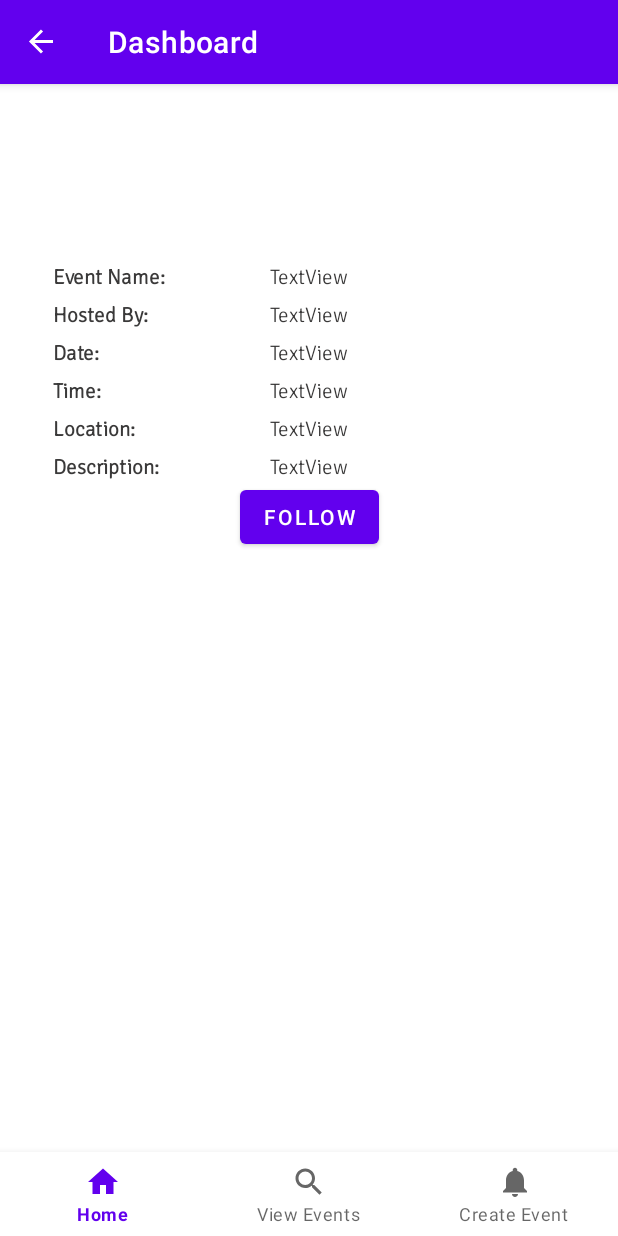
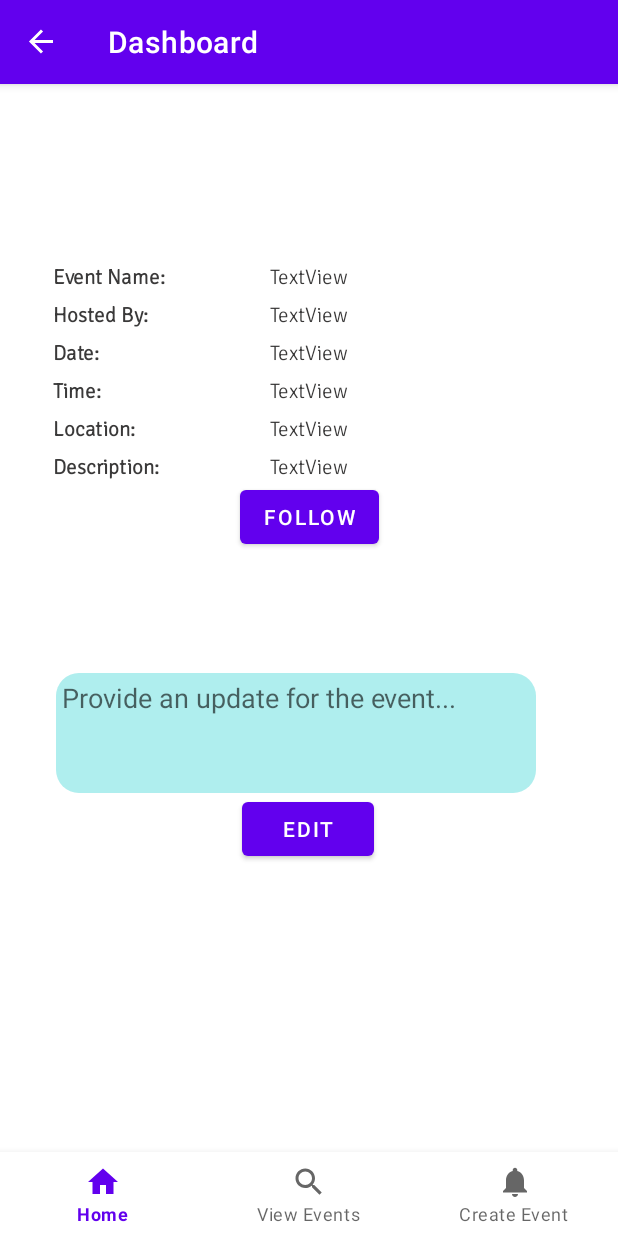
Before and after one commit to LucienLuc/kiwi, an Android app: the EventDescriptionFragment screen opened through its navigation route, on a phone screen of 412 x 824 dp. Run offline under Robolectric (Android 15) with nearby library versions, the phone set to English and light mode, and no system bars; our stand-ins replace Firebase (no records; nobody signed in at launch, a user with empty details on screens opened directly), navigation-ui; 4 statements that could not run were skipped.

Commit message:
Start event update feature

```diff
--- a/app/src/main/java/edu/ucsb/cs/cs184/group2/kiwi/ui/eventDescription/EventDescriptionFragment.kt
+++ b/app/src/main/java/edu/ucsb/cs/cs184/group2/kiwi/ui/eventDescription/EventDescriptionFragment.kt
@@ -8,6 +8,7 @@ import androidx.fragment.app.Fragment
 import androidx.fragment.app.activityViewModels
 import androidx.navigation.fragment.findNavController
 import com.google.android.gms.auth.api.signin.GoogleSignInAccount
+import com.google.android.material.snackbar.Snackbar
 import com.google.firebase.database.DataSnapshot
 import com.google.firebase.database.DatabaseError
 import com.google.firebase.database.DatabaseReference
@@ -74,15 +75,49 @@ class EventDescriptionFragment : Fragment() {
             dateText.text = date
             locationText.text = event.location
             descriptionText.text = event.description
+            event_id = event.firebase_id
 
-            event_id = event.firebase_id
+            Log.i("wtf", "TimeText = $time")
+            Log.i("wtf", "TimeText = $date")
+            Log.i("wtf", "TimeText = $event.location")
+            Log.i("wtf", "TimeText = $event.description")
+            Log.i("wtf", "TimeText = $event.firebase_id")
         }
 
         binding.buttonFollowEvent.setOnClickListener{
             handleFollowEvent()
         }
 
+        binding.editButton.setOnClickListener{
+            var updateText = binding.updateText.text.toString()
+            updateEvent(updateText)
+        }
+
         return root
+    }
+
+//    class EventPost {
+//        var datetime : Int = 0;
+//        var description : String = "";
+//        var location : String = "";
+//        var name : String = "";
+//        var updates : String = "";
+//    }
+
+    private fun updateEvent(updateText : String) {
+        if (event_id == "" || event_id == null) {
+            Log.i("EventDescription", "Event ID not found.")
+            return
+        }
+
+        val database = Firebase.database
+        val eventsRef : DatabaseReference = database.getReference("events/" + event_id.toString())
+
+        val eventReference : DatabaseReference = eventsRef.push()
+
+        val eventValues: MutableMap<String, Any> = HashMap()
+        eventValues["post"] = updateText
+        eventReference.updateChildren(eventValues)
     }
 
     private fun handleFollowEvent() {
--- a/app/src/main/res/layout-land/fragment_event_description.xml
+++ b/app/src/main/res/layout-land/fragment_event_description.xml
@@ -6,6 +6,31 @@
     android:layout_height="match_parent"
     android:padding="10dp"
     tools:context=".ui.eventDescription.EventDescriptionFragment">
+
+    <EditText
+        android:id="@+id/updateText"
+        android:layout_width="@dimen/event_creation_large_editText_width"
+        android:layout_height="@dimen/event_creation_large_editText_height"
+        android:background="@drawable/rounded_edittext"
+        android:ems="10"
+        android:gravity="start|top"
+        android:hint="@string/update_text"
+        android:inputType="textMultiLine"
+        app:layout_constraintBottom_toTopOf="@+id/editButton"
+        app:layout_constraintEnd_toEndOf="parent"
+        app:layout_constraintHorizontal_bias="0.498"
+        app:layout_constraintStart_toStartOf="parent" />
+
+    <Button
+        android:id="@+id/editButton"
+        android:layout_width="wrap_content"
+        android:layout_height="wrap_content"
+        android:layout_marginTop="100dp"
+        android:text="Edit"
+        app:layout_constraintEnd_toEndOf="parent"
+        app:layout_constraintHorizontal_bias="0.499"
+        app:layout_constraintStart_toStartOf="parent"
+        app:layout_constraintTop_toBottomOf="@+id/button_follow_event" />
 
     <TextView
         android:id="@+id/eventText"
--- a/app/src/main/res/layout/fragment_event_description.xml
+++ b/app/src/main/res/layout/fragment_event_description.xml
@@ -6,6 +6,20 @@
     android:layout_height="match_parent"
     android:padding="10dp"
     tools:context=".ui.eventDescription.EventDescriptionFragment">
+
+    <EditText
+        android:id="@+id/updateText"
+        android:layout_width="@dimen/event_creation_large_editText_width"
+        android:layout_height="@dimen/event_creation_large_editText_height"
+        android:background="@drawable/rounded_edittext"
+        android:ems="10"
+        android:gravity="start|top"
+        android:hint="@string/update_text"
+        android:inputType="textMultiLine"
+        app:layout_constraintBottom_toTopOf="@+id/editButton"
+        app:layout_constraintEnd_toEndOf="parent"
+        app:layout_constraintHorizontal_bias="0.384"
+        app:layout_constraintStart_toStartOf="parent" />
 
     <TextView
         android:id="@+id/eventText"
@@ -168,4 +182,15 @@
         app:layout_constraintStart_toStartOf="parent"
         app:layout_constraintTop_toBottomOf="@+id/descriptionText" />
 
+    <Button
+        android:id="@+id/editButton"
+        android:layout_width="wrap_content"
+        android:layout_height="wrap_content"
+        android:layout_marginTop="160dp"
+        android:text="Edit"
+        app:layout_constraintEnd_toEndOf="parent"
+        app:layout_constraintHorizontal_bias="0.498"
+        app:layout_constraintStart_toStartOf="parent"
+        app:layout_constraintTop_toBottomOf="@+id/button_follow_event" />
+
 </androidx.constraintlayout.widget.ConstraintLayout>
--- a/app/src/main/res/values/strings.xml
+++ b/app/src/main/res/values/strings.xml
@@ -15,6 +15,7 @@
     <string name="description_time_text">Time: </string>
     <string name="description_follow_event_button">Follow</string>
     <string name="description_unfollow_event_button">Unfollow</string>
+    <string name="update_text">Provide an update for the event...</string>
 
 <!--Events List-->
     <string name="title_events_list">View Events </string>
```
